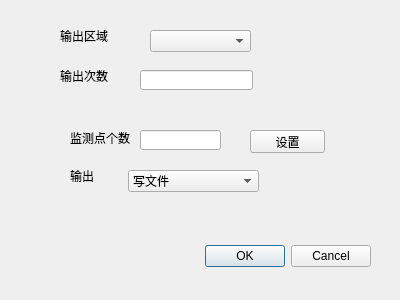
Qt form output.ui (onism/GTea) before a commit.
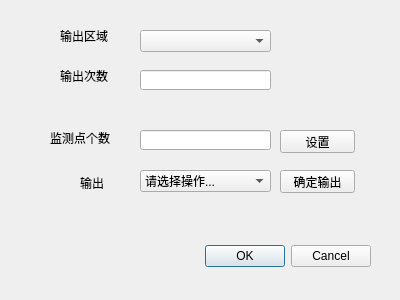
The same form after that commit.

The edit to the form file:
```diff
--- a/output.ui
+++ b/output.ui
@@ -45,9 +45,9 @@
   <widget class="QComboBox" name="comboBox">
    <property name="geometry">
     <rect>
-     <x>150</x>
+     <x>140</x>
      <y>30</y>
-     <width>101</width>
+     <width>131</width>
      <height>22</height>
     </rect>
    </property>
@@ -70,7 +70,7 @@
     <rect>
      <x>140</x>
      <y>70</y>
-     <width>113</width>
+     <width>131</width>
      <height>20</height>
     </rect>
    </property>
@@ -78,7 +78,7 @@
   <widget class="QLabel" name="label_3">
    <property name="geometry">
     <rect>
-     <x>70</x>
+     <x>50</x>
      <y>130</y>
      <width>71</width>
      <height>16</height>
@@ -91,8 +91,8 @@
   <widget class="QLabel" name="label_4">
    <property name="geometry">
     <rect>
-     <x>70</x>
-     <y>170</y>
+     <x>80</x>
+     <y>177</y>
      <width>54</width>
      <height>12</height>
     </rect>
@@ -104,12 +104,17 @@
   <widget class="QComboBox" name="comboBox_2">
    <property name="geometry">
     <rect>
-     <x>128</x>
+     <x>140</x>
      <y>170</y>
      <width>131</width>
      <height>22</height>
     </rect>
    </property>
+   <item>
+    <property name="text">
+     <string>请选择操作...</string>
+    </property>
+   </item>
    <item>
     <property name="text">
      <string>写文件</string>
@@ -131,7 +136,7 @@
     <rect>
      <x>140</x>
      <y>130</y>
-     <width>81</width>
+     <width>131</width>
      <height>20</height>
     </rect>
    </property>
@@ -139,7 +144,7 @@
   <widget class="QPushButton" name="pushButton">
    <property name="geometry">
     <rect>
-     <x>250</x>
+     <x>280</x>
      <y>130</y>
      <width>75</width>
      <height>23</height>
@@ -149,6 +154,19 @@
     <string>设置</string>
    </property>
   </widget>
+  <widget class="QPushButton" name="pushButton_2">
+   <property name="geometry">
+    <rect>
+     <x>280</x>
+     <y>170</y>
+     <width>75</width>
+     <height>23</height>
+    </rect>
+   </property>
+   <property name="text">
+    <string>确定输出</string>
+   </property>
+  </widget>
  </widget>
  <resources/>
  <connections>
```
